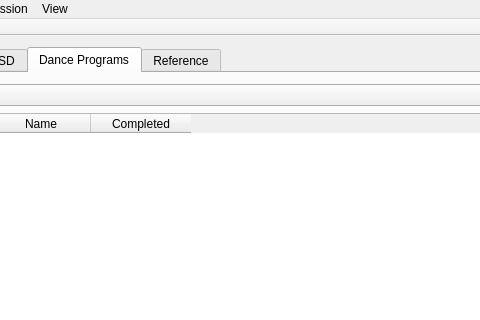
mpogue2/SquareDesk, file SquareDesk-DEV/test123/mainwindow.ui: the form before one commit; both pictures show x 234 to 714 and y 0 to 320 of the 923 by 582 pixel window.
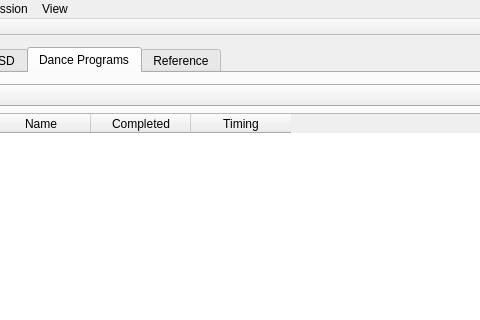
The form after the commit. The open tabs and pages were chosen to show the change. Icons and pictures are not drawn. Custom widgets are drawn as their Qt base class.

The edit to the form file:
```diff
--- a/SquareDesk-DEV/test123/mainwindow.ui
+++ b/SquareDesk-DEV/test123/mainwindow.ui
@@ -1768,6 +1768,11 @@
               <string>Completed</string>
              </property>
             </column>
+            <column>
+             <property name="text">
+              <string>Timing</string>
+             </property>
+            </column>
            </widget>
           </item>
          </layout>
```
Left out of the diff: 2 changed lines with no effect on the pictures.
